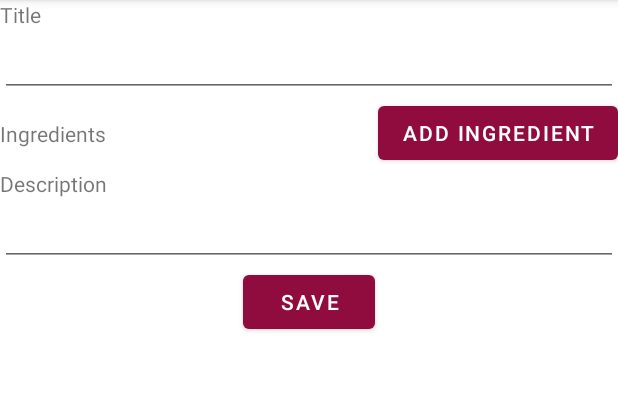
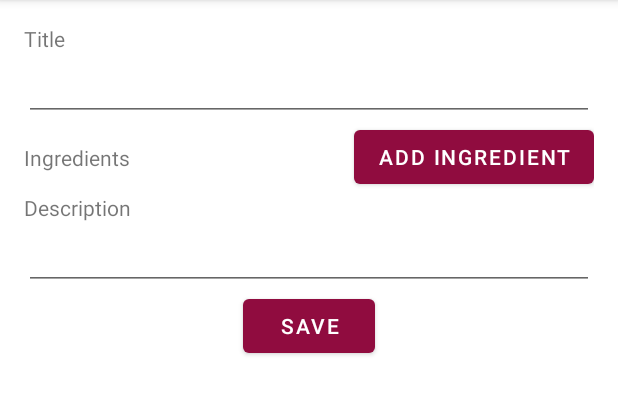
Before and after one commit to bellicaspiritualis/cookbook, an Android app: the AddFragment screen opened through its navigation route, on a phone screen of 412 x 824 dp, the part 84-499 px from its top. Run offline under Robolectric (Android 15) with nearby library versions, the phone set to English and light mode, and no system bars; our stand-ins replace Room's generated code.

Commit message:
dimens 16dp, padding -> activity_main

```diff
--- a/app/src/main/res/layout/activity_main.xml
+++ b/app/src/main/res/layout/activity_main.xml
@@ -6,6 +6,8 @@
     android:id="@+id/fragment_container"
     android:name="androidx.navigation.fragment.NavHostFragment"
     android:layout_width="match_parent"
+    android:layout_height="match_parent"
     app:defaultNavHost="true"
+    android:padding="@dimen/fragment_margin"
     app:navGraph="@navigation/nav_graph"
-    android:layout_height="match_parent" />
+ />
--- a/app/src/main/res/layout/fragment_home.xml
+++ b/app/src/main/res/layout/fragment_home.xml
@@ -18,10 +18,10 @@
         android:id="@+id/add_button"
         android:layout_width="wrap_content"
         android:layout_height="wrap_content"
-        android:layout_margin="16dp"
+        android:layout_margin="@dimen/fab_button_margin"
         app:layout_constraintBottom_toBottomOf="parent"
         app:layout_constraintEnd_toEndOf="parent"
         android:src="@android:drawable/ic_input_add"
-        android:contentDescription="add recipe"/>
+        android:contentDescription="@string/add_recipe"/>
 
 </androidx.constraintlayout.widget.ConstraintLayout>
--- /dev/null
+++ b/app/src/main/res/values/dimens.xml
@@ -0,0 +1,5 @@
+<?xml version="1.0" encoding="utf-8"?>
+<resources>
+    <dimen name="fragment_margin">16dp</dimen>
+    <dimen name="fab_button_margin">16dp</dimen>
+</resources>
--- a/app/src/main/res/values/strings.xml
+++ b/app/src/main/res/values/strings.xml
@@ -6,4 +6,5 @@
     <string name="add_ingredient">Add Ingredient</string>
     <string name="ingredients">Ingredients</string>
     <string name="title">Title</string>
+    <string name="add_recipe">add recipe</string>
 </resources>
```
